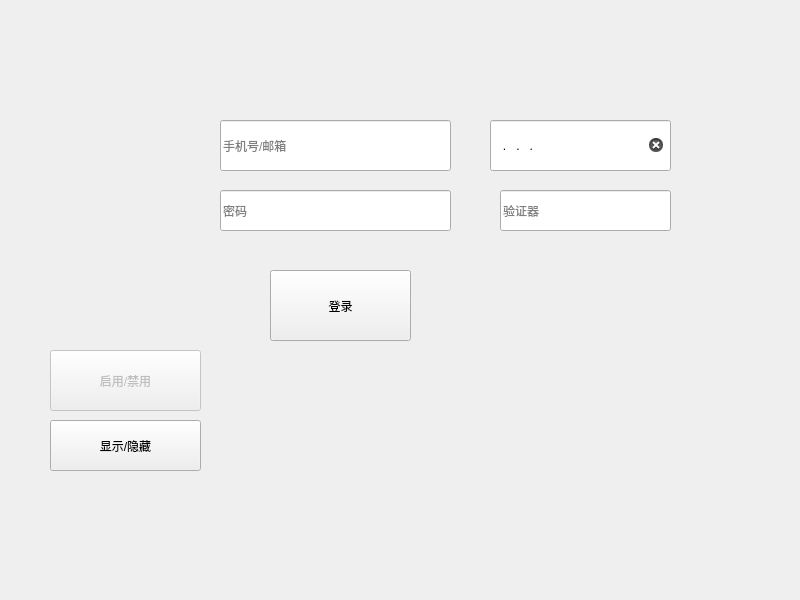
The window that 7-4/widget.ui (YuanAaron/cos_client) describes before a commit, drawn with Qt 5.
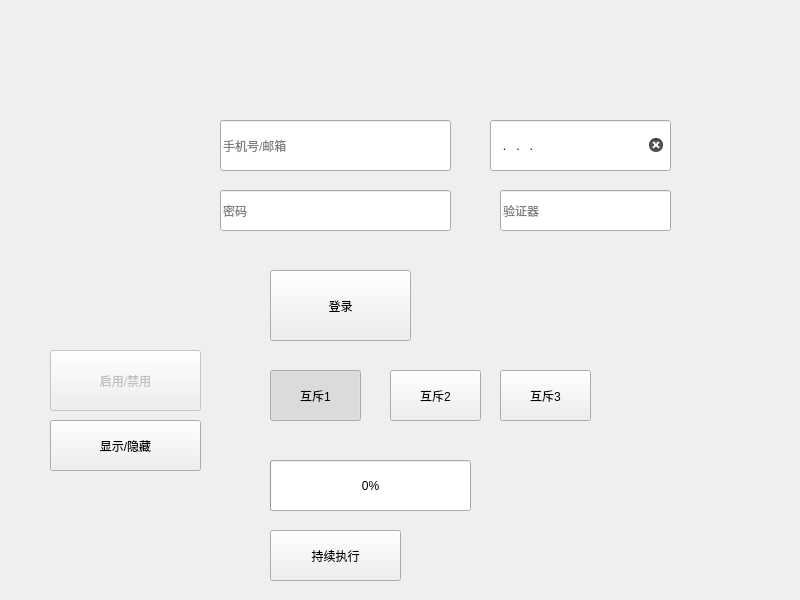
The same window after the commit.

Commit message: QPushButton的互斥按钮和持续执行

Diff of the .ui file:
```diff
--- a/7-4/widget.ui
+++ b/7-4/widget.ui
@@ -137,6 +137,89 @@
     <string>显示/隐藏</string>
    </property>
   </widget>
+  <widget class="QPushButton" name="pushButton_4">
+   <property name="geometry">
+    <rect>
+     <x>270</x>
+     <y>370</y>
+     <width>91</width>
+     <height>51</height>
+    </rect>
+   </property>
+   <property name="text">
+    <string>互斥1</string>
+   </property>
+   <property name="checkable">
+    <bool>true</bool>
+   </property>
+   <property name="checked">
+    <bool>true</bool>
+   </property>
+  </widget>
+  <widget class="QPushButton" name="pushButton_5">
+   <property name="geometry">
+    <rect>
+     <x>390</x>
+     <y>370</y>
+     <width>91</width>
+     <height>51</height>
+    </rect>
+   </property>
+   <property name="text">
+    <string>互斥2</string>
+   </property>
+   <property name="checkable">
+    <bool>true</bool>
+   </property>
+  </widget>
+  <widget class="QPushButton" name="pushButton_6">
+   <property name="geometry">
+    <rect>
+     <x>500</x>
+     <y>370</y>
+     <width>91</width>
+     <height>51</height>
+    </rect>
+   </property>
+   <property name="text">
+    <string>互斥3</string>
+   </property>
+   <property name="checkable">
+    <bool>true</bool>
+   </property>
+  </widget>
+  <widget class="QPushButton" name="pushButton_7">
+   <property name="geometry">
+    <rect>
+     <x>270</x>
+     <y>530</y>
+     <width>131</width>
+     <height>51</height>
+    </rect>
+   </property>
+   <property name="text">
+    <string>持续执行</string>
+   </property>
+   <property name="autoRepeat">
+    <bool>true</bool>
+   </property>
+   <property name="autoRepeatDelay">
+    <number>0</number>
+   </property>
+  </widget>
+  <widget class="QProgressBar" name="progressBar">
+   <property name="geometry">
+    <rect>
+     <x>270</x>
+     <y>460</y>
+     <width>201</width>
+     <height>51</height>
+    </rect>
+   </property>
+   <property name="value">
+    <number>0</number>
+   </property>
+  </widget>
  </widget>
  <resources/>
  <connections/>
```
The commit also changes 2 other files.
